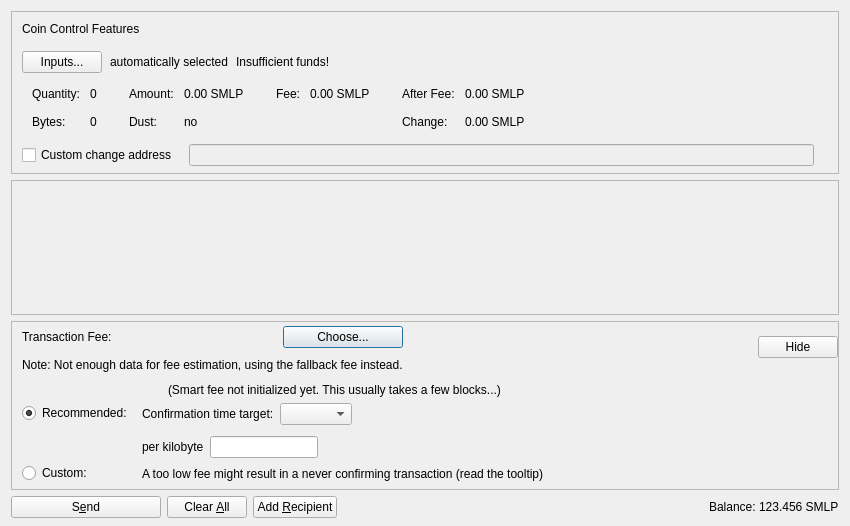
1NF1N18Y/smartloopfix, file src/qt/forms/sendcoinsdialog.ui: the form before one commit.
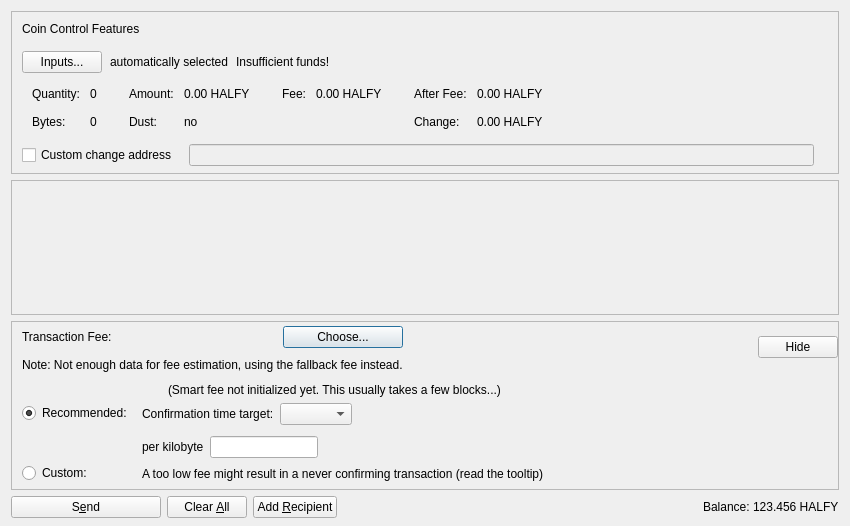
The form after the commit. Custom widgets are drawn as their Qt base class.

Diff of the .ui file:
```diff
--- a/src/qt/forms/sendcoinsdialog.ui
+++ b/src/qt/forms/sendcoinsdialog.ui
@@ -288,7 +288,7 @@
                   <enum>Qt::ActionsContextMenu</enum>
                  </property>
                  <property name="text">
-                  <string notr="true">0.00 SMLP</string>
+                  <string notr="true">0.00 HALFY</string>
                  </property>
                  <property name="textInteractionFlags">
                   <set>Qt::LinksAccessibleByMouse|Qt::TextSelectableByKeyboard|Qt::TextSelectableByMouse</set>
@@ -356,7 +356,7 @@
                   <enum>Qt::ActionsContextMenu</enum>
                  </property>
                  <property name="text">
-                  <string notr="true">0.00 SMLP</string>
+                  <string notr="true">0.00 HALFY</string>
                  </property>
                  <property name="textInteractionFlags">
                   <set>Qt::LinksAccessibleByMouse|Qt::TextSelectableByKeyboard|Qt::TextSelectableByMouse</set>
@@ -401,7 +401,7 @@
                   <enum>Qt::ActionsContextMenu</enum>
                  </property>
                  <property name="text">
-                  <string notr="true">0.00 SMLP</string>
+                  <string notr="true">0.00 HALFY</string>
                  </property>
                  <property name="textInteractionFlags">
                   <set>Qt::LinksAccessibleByMouse|Qt::TextSelectableByKeyboard|Qt::TextSelectableByMouse</set>
@@ -424,7 +424,7 @@
                   <enum>Qt::ActionsContextMenu</enum>
                  </property>
                  <property name="text">
-                  <string notr="true">0.00 SMLP</string>
+                  <string notr="true">0.00 HALFY</string>
                  </property>
                  <property name="textInteractionFlags">
                   <set>Qt::LinksAccessibleByMouse|Qt::TextSelectableByKeyboard|Qt::TextSelectableByMouse</set>
@@ -1134,7 +1134,7 @@
           <cursorShape>IBeamCursor</cursorShape>
          </property>
          <property name="text">
-          <string notr="true">123.456 SMLP</string>
+          <string notr="true">123.456 HALFY</string>
          </property>
          <property name="textInteractionFlags">
           <set>Qt::LinksAccessibleByMouse|Qt::TextSelectableByKeyboard|Qt::TextSelectableByMouse</set>
```
Left out of the diff: 4 changed lines with no effect on the pictures.
